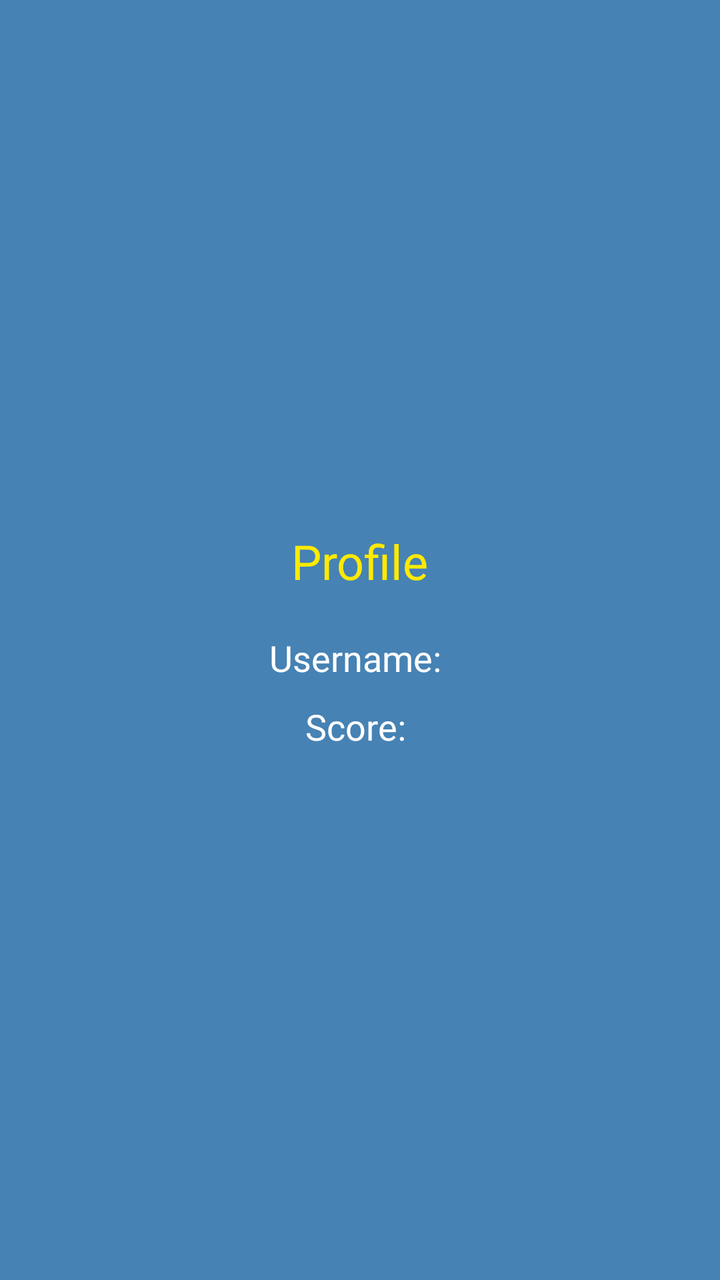
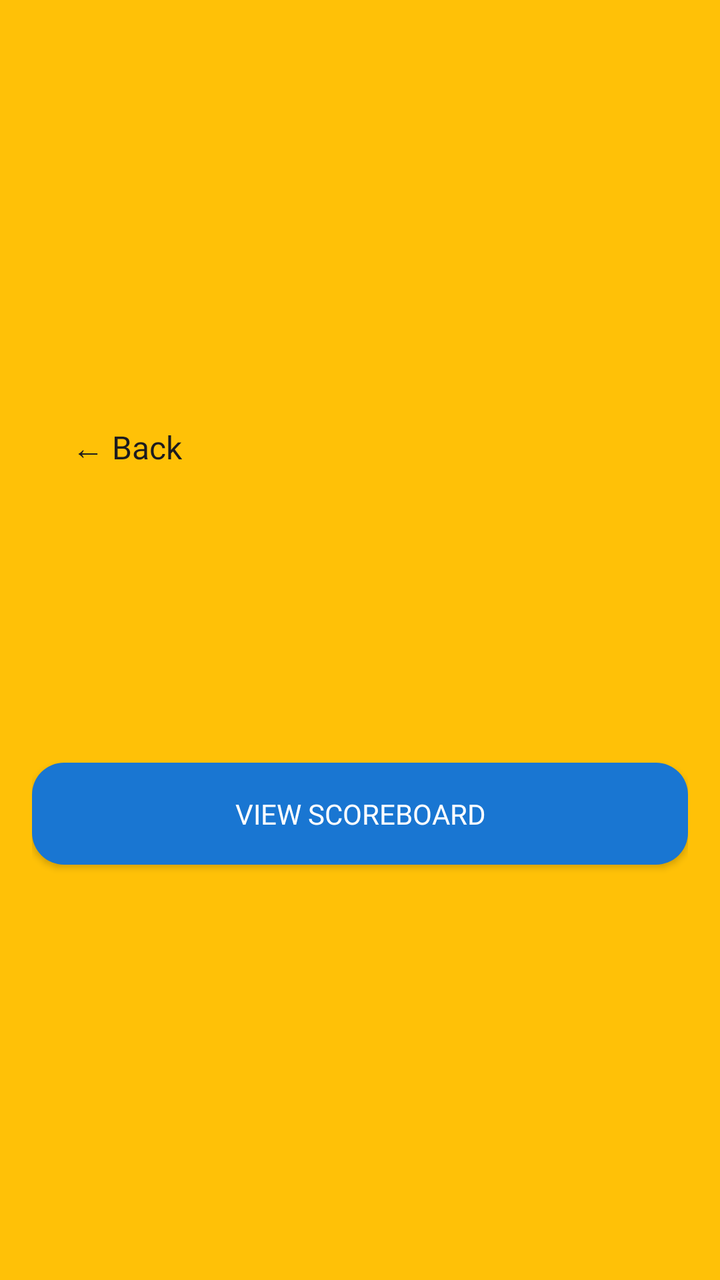

An Android layout rendered at two revisions. The XML below is the earlier revision; the diff shows what the commit changed to produce the second picture.
<!-- AndroidManifest.xml: application theme Theme.AppCompat.Light.DarkActionBar -->
<!-- res/layout/activity_profile.xml -->
<LinearLayout xmlns:android="http://schemas.android.com/apk/res/android"
    android:orientation="vertical"
    android:layout_width="match_parent"
    android:layout_height="match_parent"
    android:padding="16dp"
    android:gravity="center"
    android:background="@color/ocean_blue">

    
    <TextView
        android:id="@+id/profileText"
        android:layout_width="wrap_content"
        android:layout_height="wrap_content"
        android:text="Profile"
        android:textSize="24sp"
        android:textColor="@color/vibrant_yellow"
        android:fontFamily="@font/cool_font2"
        android:layout_marginBottom="20dp" />

    
    <TextView
        android:id="@+id/usernameText"
        android:layout_width="wrap_content"
        android:layout_height="wrap_content"
        android:text="Username: "
        android:textSize="18sp"
        android:textColor="@color/white"
        android:fontFamily="@font/cool_font2"

        android:layout_marginBottom="10dp" />

    
    <TextView
        android:id="@+id/scoreText"
        android:layout_width="wrap_content"
        android:layout_height="wrap_content"
        android:text="Score: "
        android:textSize="18sp"

        android:textColor="@color/white"
        android:fontFamily="@font/cool_font2" />
</LinearLayout>
<!-- resources referenced by this layout -->
<resources>
  <color name="ocean_blue">#FF4682B4</color>
  <color name="vibrant_yellow">#FFFFEA00</color>
  <color name="white">#FFFFFFFF</color>
</resources>

<!-- the commit's change to res/layout/activity_profile.xml (unified diff, before → after) -->
@@ -1,42 +1,53 @@
+<?xml version="1.0" encoding="utf-8"?>
 <LinearLayout xmlns:android="http://schemas.android.com/apk/res/android"
-    android:orientation="vertical"
     android:layout_width="match_parent"
     android:layout_height="match_parent"
+    android:orientation="vertical"
     android:padding="16dp"
     android:gravity="center"
-    android:background="@color/ocean_blue">
+    android:background="@color/vibrant_yellow">
 
-    
-    <TextView
-        android:id="@+id/profileText"
+    <Button
+        android:id="@+id/backButton"
+        style="@style/BackButton"
         android:layout_width="wrap_content"
         android:layout_height="wrap_content"
-        android:text="Profile"
-        android:textSize="24sp"
-        android:textColor="@color/vibrant_yellow"
-        android:fontFamily="@font/cool_font2"
-        android:layout_marginBottom="20dp" />
+        android:layout_gravity="start"
+        android:text="← Back"
+        android:layout_marginBottom="16dp" />
 
     
     <TextView
         android:id="@+id/usernameText"
-        android:layout_width="wrap_content"
+        android:layout_width="match_parent"
         android:layout_height="wrap_content"
-        android:text="Username: "
-        android:textSize="18sp"
+        android:textSize="28sp"
         android:textColor="@color/white"
-        android:fontFamily="@font/cool_font2"
-
-        android:layout_marginBottom="10dp" />
+        android:gravity="center"
+        android:layout_marginBottom="24dp"
+        android:fontFamily="@font/cool_font2" />
 
     
     <TextView
         android:id="@+id/scoreText"
-        android:layout_width="wrap_content"
+        android:layout_width="match_parent"
         android:layout_height="wrap_content"
-        android:text="Score: "
-        android:textSize="18sp"
+        android:textSize="24sp"
+        android:textColor="@color/white"
+        android:gravity="center"
+        android:layout_marginBottom="32dp"
+        android:fontFamily="@font/cool_font2" />
 
+    
+    <Button
+        android:id="@+id/scoreboardButton"
+        android:layout_width="match_parent"
+        android:layout_height="wrap_content"
+        android:text="View Scoreboard"
+        android:background="@drawable/rounded_button"
         android:textColor="@color/white"
+        android:padding="16dp"
+        android:layout_marginBottom="16dp"
         android:fontFamily="@font/cool_font2" />
+
 </LinearLayout>
<!-- resource entries referenced after the edit -->
@@ -1,7 +1,27 @@
 <!-- resources referenced by this layout -->
 <resources>
-  <color name="ocean_blue">#FF4682B4</color>
-  <color name="vibrant_yellow">#FFFFEA00</color>
+  <color name="ocean_blue">#FF1976D2</color>
+  <color name="text_primary">#FF1C1B1F</color>
+  <color name="primary">#FF6750A4</color>
+  <color name="vibrant_yellow">@color/warning</color>
   <color name="white">#FFFFFFFF</color>
+  <!-- drawable rounded_button (drawable) -->
+  <shape xmlns:android="http://schemas.android.com/apk/res/android">
+      <solid android:color="@color/ocean_blue" />
+      <corners android:radius="16dp" />
+  </shape>
+  <style name="BackButton" parent="Widget.Material3.Button.IconButton">
+          <item name="android:layout_width">wrap_content</item>
+          <item name="android:layout_height">wrap_content</item>
+          <item name="android:textColor">@color/text_primary</item>
+          <item name="android:textSize">16sp</item>
+          <item name="android:padding">12dp</item>
+          <item name="android:layout_margin">8dp</item>
+          <item name="android:fontFamily">@font/cool_font2</item>
+          <item name="android:elevation">4dp</item>
+          <item name="android:drawablePadding">8dp</item>
+          <item name="iconTint">@color/primary</item>
+      </style>
+  <color name="warning">#FFFFC107</color>
 </resources>
 
